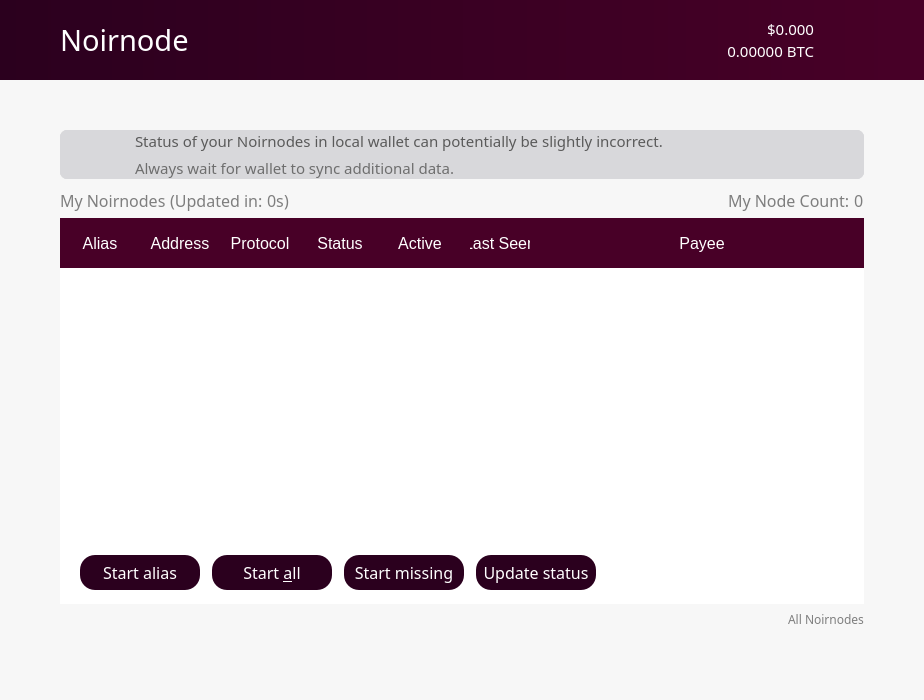
First picture: the form in src/qt/forms/noirnodes.ui, repository noirofficial/noir, before the edit.
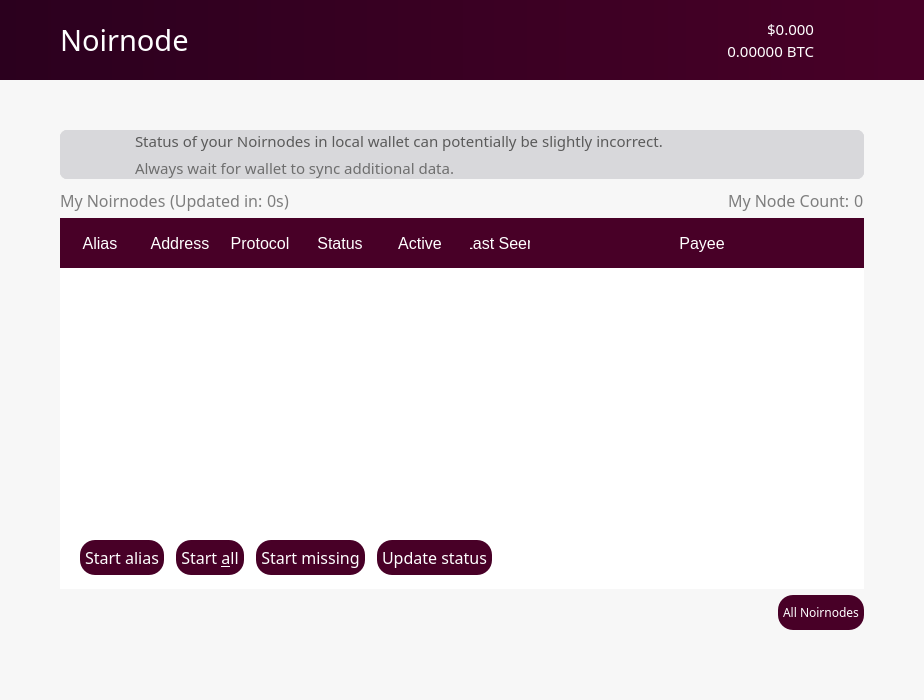
Second picture: the form after the edit. The open tabs and pages were chosen to show the change. Icons and pictures are not drawn.

Commit message: Create Noirnode using a setup in GUI

Patch:
```diff
--- a/src/qt/forms/noirnodes.ui
+++ b/src/qt/forms/noirnodes.ui
@@ -115,6 +115,15 @@
        </color>
       </brush>
      </colorrole>
+     <colorrole role="PlaceholderText">
+      <brush brushstyle="NoBrush">
+       <color alpha="128">
+        <red>0</red>
+        <green>0</green>
+        <blue>0</blue>
+       </color>
+      </brush>
+     </colorrole>
     </active>
     <inactive>
      <colorrole role="WindowText">
@@ -207,6 +216,15 @@
        </color>
       </brush>
      </colorrole>
+     <colorrole role="PlaceholderText">
+      <brush brushstyle="NoBrush">
+       <color alpha="128">
+        <red>0</red>
+        <green>0</green>
+        <blue>0</blue>
+       </color>
+      </brush>
+     </colorrole>
     </inactive>
     <disabled>
      <colorrole role="WindowText">
@@ -299,6 +317,15 @@
        </color>
       </brush>
      </colorrole>
+     <colorrole role="PlaceholderText">
+      <brush brushstyle="NoBrush">
+       <color alpha="128">
+        <red>0</red>
+        <green>0</green>
+        <blue>0</blue>
+       </color>
+      </brush>
+     </colorrole>
     </disabled>
    </palette>
   </property>
@@ -1330,15 +1357,16 @@
                         </font>
                        </property>
                        <property name="styleSheet">
-                        <string notr="true">
-QPushButton {
-background-color: #2b001e;
+                        <string notr="true">QPushButton {
+background-color: #480027;
 color: white;
 border-radius:15px;
 height:35px;
-width:120px;
-border: 0;
+border-width:0px;
+padding-left: 5px;
+padding-right: 5px;
 }
+
 QPushButton:hover {
 background-color: #2b001e;
 color: white;
@@ -1375,15 +1403,16 @@
                         </font>
                        </property>
                        <property name="styleSheet">
-                        <string notr="true">
-QPushButton {
-background-color: #2b001e;
+                        <string notr="true">QPushButton {
+background-color: #480027;
 color: white;
 border-radius:15px;
 height:35px;
-width:120px;
-border: 0;
+border-width:0px;
+padding-left: 5px;
+padding-right: 5px;
 }
+
 QPushButton:hover {
 background-color: #2b001e;
 color: white;
@@ -1420,15 +1449,16 @@
                         </font>
                        </property>
                        <property name="styleSheet">
-                        <string notr="true">
-QPushButton {
-background-color: #2b001e;
+                        <string notr="true">QPushButton {
+background-color: #480027;
 color: white;
 border-radius:15px;
 height:35px;
-width:120px;
-border: 0;
+border-width:0px;
+padding-left: 5px;
+padding-right: 5px;
 }
+
 QPushButton:hover {
 background-color: #2b001e;
 color: white;
@@ -1465,15 +1495,16 @@
                         </font>
                        </property>
                        <property name="styleSheet">
-                        <string notr="true">
-QPushButton {
-background-color: #2b001e;
+                        <string notr="true">QPushButton {
+background-color: #480027;
 color: white;
 border-radius:15px;
 height:35px;
-width:120px;
-border: 0;
+border-width:0px;
+padding-left: 5px;
+padding-right: 5px;
 }
+
 QPushButton:hover {
 background-color: #2b001e;
 color: white;
@@ -1760,8 +1791,13 @@
               </property>
               <property name="styleSheet">
                <string notr="true">QPushButton {
-color: rgb(126, 126, 126);
-border:0
+background-color: #480027;
+color: white;
+border-radius:15px;
+height:35px;
+border-width:0px;
+padding-left: 5px;
+padding-right: 5px;
 }
 
 QPushButton:hover {
```
Left out of the diff: 79 changed lines with no effect on the pictures. The commit also changes 3 other files.
